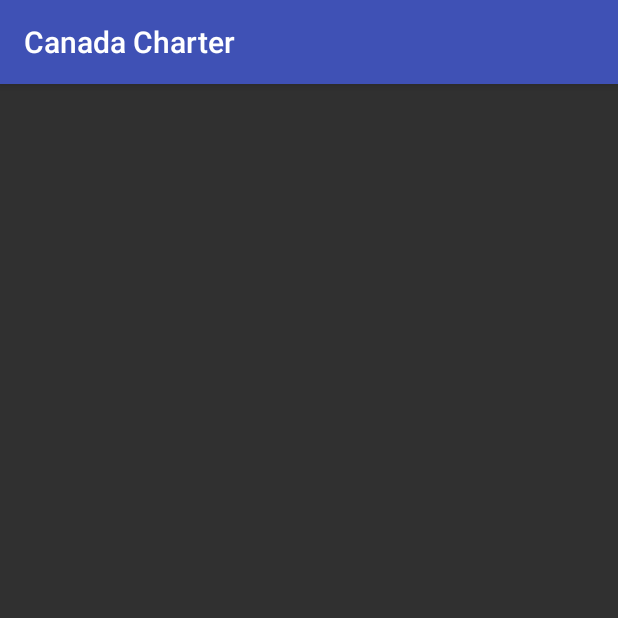
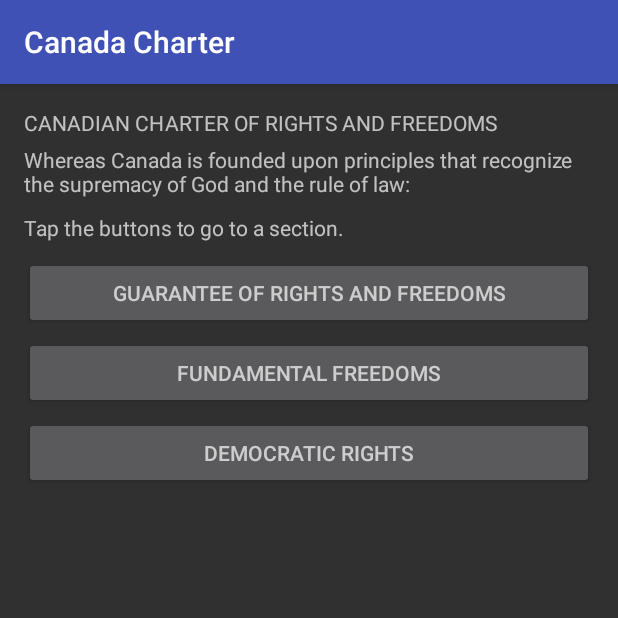
Before and after one commit to sweeper3000/CanadaCharter, an Android app: the screen it shows after launch (MainActivity), on a phone screen of 412 x 824 dp, the top half of it. Run offline under Robolectric (Android 15) with nearby library versions, the phone set to English and light mode, and no system bars.

Commit message:
Add three buttons and their intents

```diff
--- a/app/src/main/java/io/github/sweeper3000/canadacharter/MainActivity.java
+++ b/app/src/main/java/io/github/sweeper3000/canadacharter/MainActivity.java
@@ -12,4 +12,22 @@ public class MainActivity extends AppCompatActivity {
         super.onCreate(savedInstanceState);
         setContentView(R.layout.activity_main);
     }
+
+    // Go to Guarantee of Rights and Freedoms Activity
+    public void toGuaranteeOfRightsAndFreedomsActivity(View view) {
+        Intent guarantee_of_rights_and_freedoms = new Intent(MainActivity.this, GuaranteeOfRightsAndFreedomsActivity.class);
+        startActivity(guarantee_of_rights_and_freedoms);
+    }
+
+    // Go to Fundamental Freedoms Activity
+    public void toFundamentalFreedomsActivity(View view) {
+        Intent fundamental_freedoms = new Intent(MainActivity.this, FundamentalFreedomsActivity.class);
+        startActivity(fundamental_freedoms);
+    }
+
+    // Go to Democratic Rights Activity
+    public void toDemocraticRightsActivity(View view) {
+        Intent democratic_rights = new Intent(MainActivity.this, DemocraticRightsActivity.class);
+        startActivity(democratic_rights);
+    }
 }
--- a/app/src/main/res/layout/activity_main.xml
+++ b/app/src/main/res/layout/activity_main.xml
@@ -10,5 +10,53 @@
     android:paddingTop="@dimen/activity_vertical_margin"
     tools:context="io.github.sweeper3000.canadacharter.MainActivity">
 
+    <TextView
+        android:id="@+id/title"
+        android:layout_width="match_parent"
+        android:layout_height="wrap_content"
+        android:layout_marginBottom="5dp"
+        android:text="@string/canadian_charter_of_rights_and_freedoms" />
 
+    <TextView
+        android:id="@+id/canada_founded_on_rule_of_law"
+        android:layout_width="match_parent"
+        android:layout_height="wrap_content"
+        android:layout_marginBottom="10dp"
+        android:layout_below="@id/title"
+        android:text="@string/canada_founded_on_rule_of_law" />
+
+    <TextView
+        android:id="@+id/click_buttons_text"
+        android:layout_width="match_parent"
+        android:layout_height="wrap_content"
+        android:layout_marginBottom="10dp"
+        android:layout_below="@id/canada_founded_on_rule_of_law"
+        android:text="@string/tap_the_buttons_to_go_to_a_section" />
+
+    <Button
+        android:id="@+id/freedom_guarantee_button"
+        android:layout_width="match_parent"
+        android:layout_height="wrap_content"
+        android:layout_below="@id/click_buttons_text"
+        android:layout_marginBottom="5dp"
+        android:hint="@string/guarantee_of_rights_and_freedoms"
+        android:onClick="toGuaranteeOfRightsAndFreedomsActivity" />
+
+    <Button
+        android:id="@+id/fundamental_freedoms_button"
+        android:layout_width="match_parent"
+        android:layout_height="wrap_content"
+        android:layout_below="@id/freedom_guarantee_button"
+        android:layout_marginBottom="5dp"
+        android:hint="@string/fundamental_freedoms"
+        android:onClick="toFundamentalFreedomsActivity" />
+
+    <Button
+        android:id="@+id/democratic_rights_button"
+        android:layout_width="match_parent"
+        android:layout_height="wrap_content"
+        android:layout_marginBottom="5dp"
+        android:layout_below="@id/fundamental_freedoms_button"
+        android:hint="@string/democratic_rights"
+        android:onClick="toDemocraticRightsActivity" />
 </RelativeLayout>
--- a/app/src/main/res/values/strings.xml
+++ b/app/src/main/res/values/strings.xml
@@ -1,3 +1,12 @@
 <resources>
     <string name="app_name">Canada Charter</string>
+
+    <!-- MainActivity Strings -->
+    <string name="canadian_charter_of_rights_and_freedoms">CANADIAN CHARTER OF RIGHTS AND FREEDOMS</string>
+    <string name="canada_founded_on_rule_of_law">Whereas Canada is founded upon principles that recognize the supremacy of God and the rule of law:</string>
+    <string name="tap_the_buttons_to_go_to_a_section">Tap the buttons to go to a section.</string>
+    <!-- MainActivity Buttons -->
+    <string name="guarantee_of_rights_and_freedoms">GUARANTEE OF RIGHTS AND FREEDOMS</string>
+    <string name="fundamental_freedoms">FUNDAMENTAL FREEDOMS</string>
+    <string name="democratic_rights">DEMOCRATIC RIGHTS</string>
 </resources>
```
